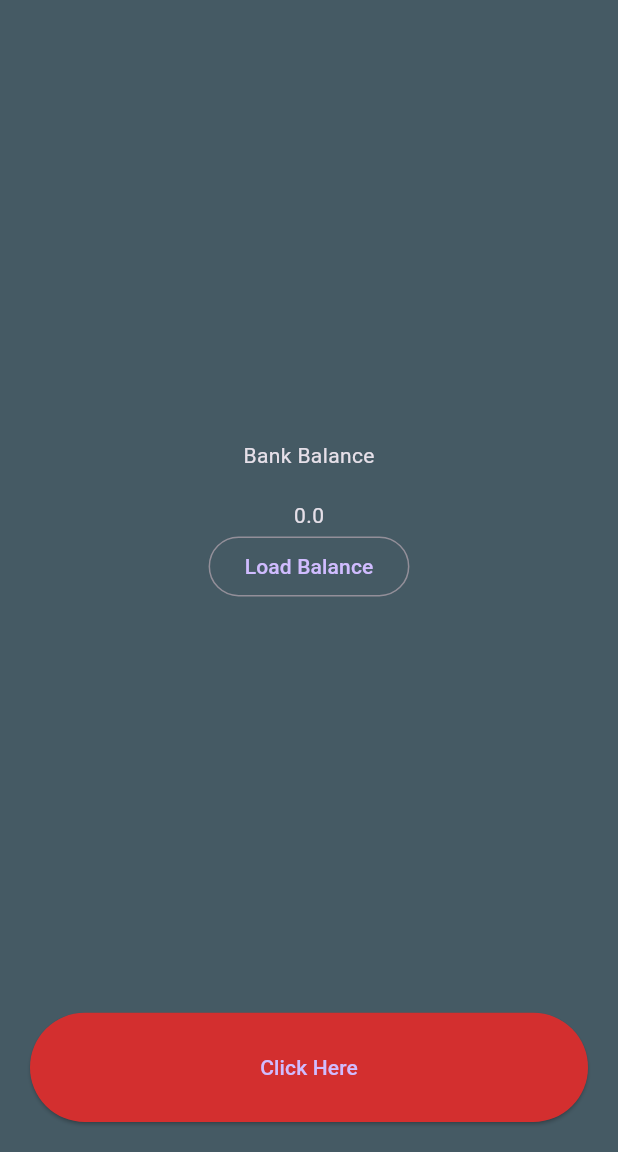
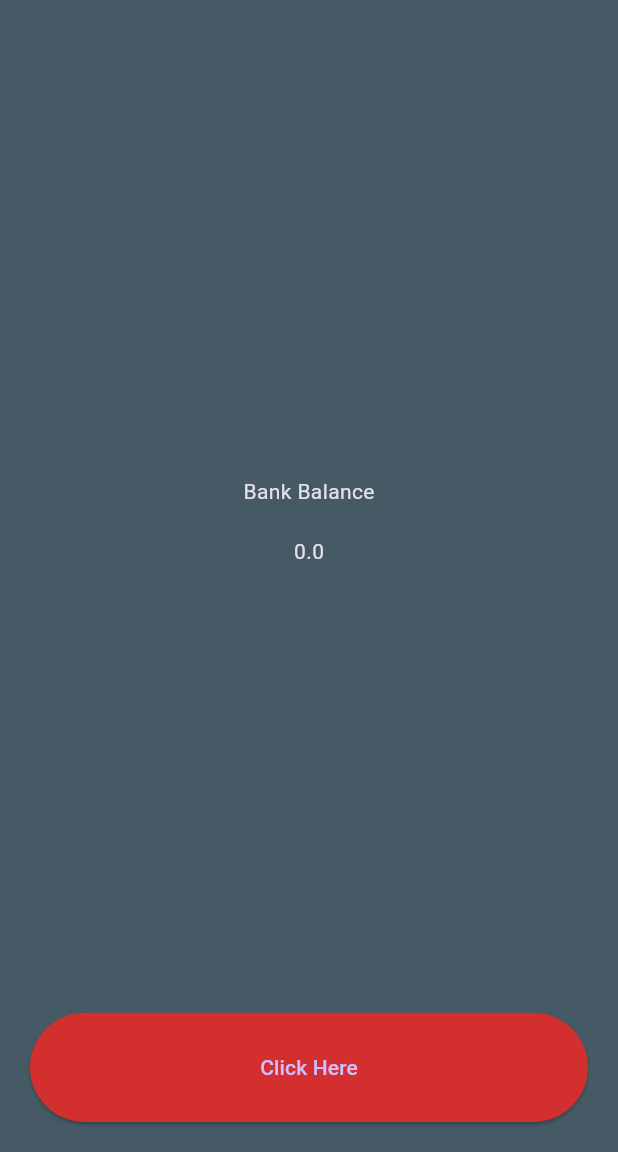
Before and after one commit to musfiqur552608/Make-Money-App, a Flutter app: the screen it shows after launch, on a phone screen of 412 x 824 dp, the part 84-1236 px from its top. Run offline on Flutter 3.47's test engine with Material 3 defaults, Android fonts, the light colour scheme and no system bars; our stand-ins replace shared_preferences.

Commit message:
Refactor main.dart to improve state management and UI updates

```diff
--- /dev/null
+++ b/lib/add_money_btn.dart
@@ -0,0 +1,21 @@
+import 'package:flutter/material.dart';
+
+class AddMoneyBtn extends StatelessWidget {
+  void Function() addMoney;
+  AddMoneyBtn({super.key, required this.addMoney});
+
+  @override
+  Widget build(BuildContext context) {
+    return Expanded(
+      flex: 1,
+      child: ElevatedButton(
+        style: ElevatedButton.styleFrom(
+          backgroundColor: Colors.red[700],
+          minimumSize: Size(double.infinity, 0),
+        ),
+        onPressed: addMoney,
+        child: Text("Click Here"),
+      ),
+    );
+  }
+}
--- /dev/null
+++ b/lib/bank_balance.dart
@@ -0,0 +1,21 @@
+import 'package:flutter/material.dart';
+
+class BankBalance extends StatelessWidget {
+  double bankBalance;
+  BankBalance({super.key, required this.bankBalance});
+
+  @override
+  Widget build(BuildContext context) {
+    return Expanded(
+      flex: 9,
+      child: Column(
+        mainAxisAlignment: MainAxisAlignment.center,
+        children: [
+          Text("Bank Balance"),
+          SizedBox(height: 20),
+          Text("$bankBalance"),
+        ],
+      ),
+    );
+  }
+}
--- a/lib/main.dart
+++ b/lib/main.dart
@@ -1,4 +1,6 @@
 import 'package:flutter/material.dart';
+import 'package:makemoneyapp/add_money_btn.dart';
+import 'package:makemoneyapp/bank_balance.dart';
 import 'package:shared_preferences/shared_preferences.dart';
 
 void main() {
@@ -24,6 +26,11 @@ class _MyAppState extends State<MyApp> {
 
     await prefs.setDouble('decimal', bankBalance);
   }
+  @override
+  void initState() {
+    loadBalance();
+    super.initState();
+  }
 
   void loadBalance() async{
     final SharedPreferences prefs = await SharedPreferences.getInstance();
@@ -46,29 +53,8 @@ class _MyAppState extends State<MyApp> {
           child: Column(
             mainAxisAlignment: MainAxisAlignment.spaceBetween,
             children: [
-              Expanded(
-                flex: 9,
-                child: Column(
-                  mainAxisAlignment: MainAxisAlignment.center,
-                  children: [
-                    Text("Bank Balance"),
-                    SizedBox(height: 20),
-                    Text("$bankBalance"),
-                    OutlinedButton(onPressed: loadBalance, child: Text("Load Balance")),
-                  ],
-                ),
-              ),
-              Expanded(
-                flex: 1,
-                child: ElevatedButton(
-                  style: ElevatedButton.styleFrom(
-                    backgroundColor: Colors.red[700],
-                    minimumSize: Size(double.infinity, 0),
-                  ),
-                  onPressed: addMoney,
-                  child: Text("Click Here"),
-                ),
-              ),
+              BankBalance(bankBalance: bankBalance),
+              AddMoneyBtn(addMoney: addMoney),
             ],
           ),
         ),
```
